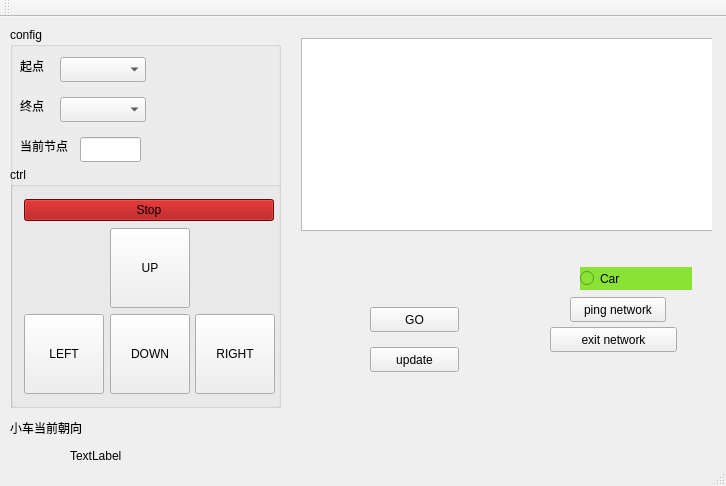
Qt form qt/pc-pro/vision_trace_pc/mainwindow.ui (wifialan/vision_trace) before a commit.
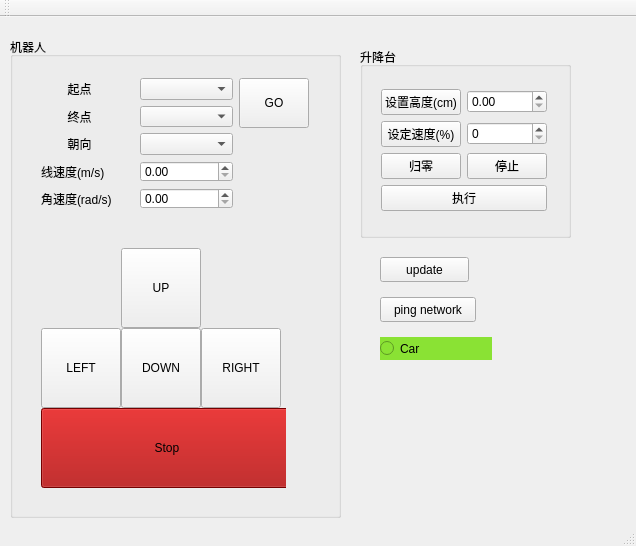
The same form after that commit.

```diff
--- a/qt/pc-pro/vision_trace_pc/mainwindow.ui
+++ b/qt/pc-pro/vision_trace_pc/mainwindow.ui
@@ -6,314 +6,18 @@
    <rect>
     <x>0</x>
     <y>0</y>
-    <width>726</width>
-    <height>486</height>
+    <width>636</width>
+    <height>546</height>
    </rect>
   </property>
   <property name="windowTitle">
    <string>MainWindow</string>
   </property>
   <widget class="QWidget" name="centralWidget">
-   <widget class="QWidget" name="layoutWidget">
-    <property name="geometry">
-     <rect>
-      <x>290</x>
-      <y>10</y>
-      <width>422</width>
-      <height>215</height>
-     </rect>
-    </property>
-    <layout class="QVBoxLayout" name="verticalLayout_4">
-     <item>
-      <widget class="QTextBrowser" name="textBrowser">
-       <property name="minimumSize">
-        <size>
-         <width>420</width>
-         <height>0</height>
-        </size>
-       </property>
-       <property name="readOnly">
-        <bool>false</bool>
-       </property>
-      </widget>
-     </item>
-    </layout>
-   </widget>
-   <widget class="QGroupBox" name="groupBox">
-    <property name="geometry">
-     <rect>
-      <x>10</x>
-      <y>10</y>
-      <width>271</width>
-      <height>381</height>
-     </rect>
-    </property>
-    <property name="title">
-     <string>config</string>
-    </property>
-    <widget class="QGroupBox" name="groupBox_2">
-     <property name="geometry">
-      <rect>
-       <x>0</x>
-       <y>140</y>
-       <width>278</width>
-       <height>243</height>
-      </rect>
-     </property>
-     <property name="title">
-      <string>ctrl</string>
-     </property>
-     <layout class="QVBoxLayout" name="verticalLayout_2">
-      <item>
-       <widget class="QPushButton" name="pushButtonStop">
-        <property name="styleSheet">
-         <string notr="true">background-color: rgb(164, 0, 0);</string>
-        </property>
-        <property name="text">
-         <string>Stop</string>
-        </property>
-        <property name="shortcut">
-         <string>Space</string>
-        </property>
-       </widget>
-      </item>
-      <item>
-       <layout class="QGridLayout" name="gridLayout">
-        <item row="0" column="2">
-         <spacer name="horizontalSpacer_2">
-          <property name="orientation">
-           <enum>Qt::Horizontal</enum>
-          </property>
-          <property name="sizeHint" stdset="0">
-           <size>
-            <width>40</width>
-            <height>20</height>
-           </size>
-          </property>
-         </spacer>
-        </item>
-        <item row="1" column="1">
-         <widget class="QPushButton" name="pushButton_down">
-          <property name="minimumSize">
-           <size>
-            <width>80</width>
-            <height>80</height>
-           </size>
-          </property>
-          <property name="text">
-           <string>DOWN</string>
-          </property>
-          <property name="shortcut">
-           <string>Down</string>
-          </property>
-         </widget>
-        </item>
-        <item row="1" column="0">
-         <widget class="QPushButton" name="pushButton_left">
-          <property name="minimumSize">
-           <size>
-            <width>80</width>
-            <height>80</height>
-           </size>
-          </property>
-          <property name="maximumSize">
-           <size>
-            <width>80</width>
-            <height>80</height>
-           </size>
-          </property>
-          <property name="text">
-           <string>LEFT</string>
-          </property>
-          <property name="shortcut">
-           <string>Left</string>
-          </property>
-         </widget>
-        </item>
-        <item row="0" column="0">
-         <spacer name="horizontalSpacer">
-          <property name="orientation">
-           <enum>Qt::Horizontal</enum>
-          </property>
-          <property name="sizeHint" stdset="0">
-           <size>
-            <width>40</width>
-            <height>20</height>
-           </size>
-          </property>
-         </spacer>
-        </item>
-        <item row="0" column="1">
-         <widget class="QPushButton" name="pushButton_up">
-          <property name="minimumSize">
-           <size>
-            <width>80</width>
-            <height>80</height>
-           </size>
-          </property>
-          <property name="text">
-           <string>UP</string>
-          </property>
-          <property name="shortcut">
-           <string>Up</string>
-          </property>
-         </widget>
-        </item>
-        <item row="1" column="2">
-         <widget class="QPushButton" name="pushButton_right">
-          <property name="minimumSize">
-           <size>
-            <width>80</width>
-            <height>80</height>
-           </size>
-          </property>
-          <property name="maximumSize">
-           <size>
-            <width>80</width>
-            <height>80</height>
-           </size>
-          </property>
-          <property name="text">
-           <string>RIGHT</string>
-          </property>
-          <property name="shortcut">
-           <string>Right</string>
-          </property>
-         </widget>
-        </item>
-        <item row="0" column="3">
-         <layout class="QVBoxLayout" name="verticalLayout_3"/>
-        </item>
-       </layout>
-      </item>
-     </layout>
-    </widget>
-    <widget class="QLabel" name="label_3">
-     <property name="geometry">
-      <rect>
-       <x>10</x>
-       <y>30</y>
-       <width>31</width>
-       <height>17</height>
-      </rect>
-     </property>
-     <property name="text">
-      <string>起点</string>
-     </property>
-    </widget>
-    <widget class="QLabel" name="label_4">
-     <property name="geometry">
-      <rect>
-       <x>10</x>
-       <y>70</y>
-       <width>31</width>
-       <height>17</height>
-      </rect>
-     </property>
-     <property name="text">
-      <string>终点</string>
-     </property>
-    </widget>
-    <widget class="QComboBox" name="comboBox_start_node">
-     <property name="geometry">
-      <rect>
-       <x>50</x>
-       <y>30</y>
-       <width>86</width>
-       <height>25</height>
-      </rect>
-     </property>
-    </widget>
-    <widget class="QComboBox" name="comboBox_stop_node">
-     <property name="geometry">
-      <rect>
-       <x>50</x>
-       <y>70</y>
-       <width>86</width>
-       <height>25</height>
-      </rect>
-     </property>
-    </widget>
-    <widget class="QLabel" name="label_5">
-     <property name="geometry">
-      <rect>
-       <x>10</x>
-       <y>110</y>
-       <width>71</width>
-       <height>17</height>
-      </rect>
-     </property>
-     <property name="text">
-      <string>当前节点</string>
-     </property>
-    </widget>
-    <widget class="QLineEdit" name="lineEdit_current_node">
-     <property name="geometry">
-      <rect>
-       <x>70</x>
-       <y>110</y>
-       <width>61</width>
-       <height>25</height>
-      </rect>
-     </property>
-    </widget>
-   </widget>
-   <widget class="QLabel" name="label">
-    <property name="geometry">
-     <rect>
-      <x>70</x>
-      <y>430</y>
-      <width>67</width>
-      <height>17</height>
-     </rect>
-    </property>
-    <property name="text">
-     <string>TextLabel</string>
-    </property>
-   </widget>
-   <widget class="QLabel" name="label_2">
-    <property name="geometry">
-     <rect>
-      <x>10</x>
-      <y>400</y>
-      <width>101</width>
-      <height>21</height>
-     </rect>
-    </property>
-    <property name="text">
-     <string>小车当前朝向</string>
-    </property>
-   </widget>
-   <widget class="QLabel" name="label_direction">
-    <property name="geometry">
-     <rect>
-      <x>110</x>
-      <y>400</y>
-      <width>67</width>
-      <height>21</height>
-     </rect>
-    </property>
-    <property name="text">
-     <string/>
-    </property>
-   </widget>
-   <widget class="QPushButton" name="pushButton_discon_net">
-    <property name="geometry">
-     <rect>
-      <x>550</x>
-      <y>310</y>
-      <width>127</width>
-      <height>25</height>
-     </rect>
-    </property>
-    <property name="text">
-     <string>exit network</string>
-    </property>
-   </widget>
    <widget class="QPushButton" name="pushButton_con_net">
     <property name="geometry">
      <rect>
-      <x>570</x>
+      <x>380</x>
       <y>280</y>
       <width>96</width>
       <height>25</height>
@@ -326,8 +30,8 @@
    <widget class="QRadioButton" name="radioButtonCar">
     <property name="geometry">
      <rect>
-      <x>580</x>
-      <y>250</y>
+      <x>380</x>
+      <y>320</y>
       <width>112</width>
       <height>23</height>
      </rect>
@@ -345,24 +49,11 @@
      <bool>false</bool>
     </property>
    </widget>
-   <widget class="QPushButton" name="pushButton_go">
-    <property name="geometry">
-     <rect>
-      <x>370</x>
-      <y>290</y>
-      <width>89</width>
-      <height>25</height>
-     </rect>
-    </property>
-    <property name="text">
-     <string>GO</string>
-    </property>
-   </widget>
    <widget class="QPushButton" name="pushButton_update">
     <property name="geometry">
      <rect>
-      <x>370</x>
-      <y>330</y>
+      <x>380</x>
+      <y>240</y>
       <width>89</width>
       <height>25</height>
      </rect>
@@ -371,6 +62,335 @@
      <string>update</string>
     </property>
    </widget>
+   <widget class="QGroupBox" name="groupBox">
+    <property name="geometry">
+     <rect>
+      <x>360</x>
+      <y>30</y>
+      <width>211</width>
+      <height>191</height>
+     </rect>
+    </property>
+    <property name="title">
+     <string>升降台</string>
+    </property>
+    <widget class="QWidget" name="gridLayoutWidget">
+     <property name="geometry">
+      <rect>
+       <x>10</x>
+       <y>30</y>
+       <width>188</width>
+       <height>146</height>
+      </rect>
+     </property>
+     <layout class="QGridLayout" name="gridLayout_5">
+      <item row="1" column="0">
+       <layout class="QGridLayout" name="gridLayout_4">
+        <item row="1" column="1">
+         <widget class="QSpinBox" name="spinBox_lifter_speed"/>
+        </item>
+        <item row="0" column="1">
+         <widget class="QDoubleSpinBox" name="doubleSpinBox_lifter_height"/>
+        </item>
+        <item row="1" column="0">
+         <widget class="QPushButton" name="pushButton_lifter_set_speed">
+          <property name="text">
+           <string>设定速度(%)</string>
+          </property>
+         </widget>
+        </item>
+        <item row="2" column="0">
+         <widget class="QPushButton" name="pushButton_lifter_zero">
+          <property name="text">
+           <string>归零</string>
+          </property>
+         </widget>
+        </item>
+        <item row="2" column="1">
+         <widget class="QPushButton" name="pushButton_lifter_stop">
+          <property name="text">
+           <string>停止</string>
+          </property>
+         </widget>
+        </item>
+        <item row="0" column="0">
+         <widget class="QPushButton" name="pushButton_lifter_set_height">
+          <property name="text">
+           <string>设置高度(cm)</string>
+          </property>
+         </widget>
+        </item>
+        <item row="3" column="0" colspan="2">
+         <widget class="QPushButton" name="pushButton_lifter_excute">
+          <property name="text">
+           <string>执行</string>
+          </property>
+         </widget>
+        </item>
+       </layout>
+      </item>
+     </layout>
+    </widget>
+   </widget>
+   <widget class="QGroupBox" name="groupBox_3">
+    <property name="geometry">
+     <rect>
+      <x>10</x>
+      <y>20</y>
+      <width>331</width>
+      <height>481</height>
+     </rect>
+    </property>
+    <property name="title">
+     <string>机器人</string>
+    </property>
+    <widget class="QWidget" name="">
+     <property name="geometry">
+      <rect>
+       <x>20</x>
+       <y>30</y>
+       <width>290</width>
+       <height>153</height>
+      </rect>
+     </property>
+     <layout class="QGridLayout" name="gridLayout_2">
+      <item row="0" column="0">
+       <widget class="QLabel" name="label_13">
+        <property name="text">
+         <string>        起点</string>
+        </property>
+       </widget>
+      </item>
+      <item row="0" column="1">
+       <widget class="QComboBox" name="comboBox_start_node"/>
+      </item>
+      <item row="0" column="2" rowspan="2">
+       <widget class="QPushButton" name="pushButton_go">
+        <property name="minimumSize">
+         <size>
+          <width>70</width>
+          <height>50</height>
+         </size>
+        </property>
+        <property name="maximumSize">
+         <size>
+          <width>70</width>
+          <height>50</height>
+         </size>
+        </property>
+        <property name="text">
+         <string>GO</string>
+        </property>
+       </widget>
+      </item>
+      <item row="1" column="0">
+       <widget class="QLabel" name="label_9">
+        <property name="text">
+         <string>        终点</string>
+        </property>
+       </widget>
+      </item>
+      <item row="1" column="1">
+       <widget class="QComboBox" name="comboBox_stop_node"/>
+      </item>
+      <item row="2" column="0">
+       <widget class="QLabel" name="label_12">
+        <property name="text">
+         <string>        朝向</string>
+        </property>
+       </widget>
+      </item>
+      <item row="2" column="1">
+       <widget class="QComboBox" name="comboBox_direction"/>
+      </item>
+      <item row="3" column="0">
+       <widget class="QLabel" name="label_8">
+        <property name="text">
+         <string>线速度(m/s)</string>
+        </property>
+       </widget>
+      </item>
+      <item row="3" column="1">
+       <widget class="QDoubleSpinBox" name="doubleSpinBox_line_speed">
+        <property name="decimals">
+         <number>2</number>
+        </property>
+        <property name="singleStep">
+         <double>0.010000000000000</double>
+        </property>
+        <property name="value">
+         <double>0.000000000000000</double>
+        </property>
+       </widget>
+      </item>
+      <item row="4" column="0">
+       <widget class="QLabel" name="label_11">
+        <property name="text">
+         <string>角速度(rad/s)</string>
+        </property>
+       </widget>
+      </item>
+      <item row="4" column="1">
+       <widget class="QDoubleSpinBox" name="doubleSpinBox_angular_speed"/>
+      </item>
+     </layout>
+    </widget>
+    <widget class="QWidget" name="gridLayoutWidget_3">
+     <property name="geometry">
+      <rect>
+       <x>20</x>
+       <y>200</y>
+       <width>256</width>
+       <height>256</height>
+      </rect>
+     </property>
+     <layout class="QGridLayout" name="gridLayout_7">
+      <item row="0" column="0">
+       <layout class="QGridLayout" name="gridLayout_3">
+        <item row="0" column="0">
+         <spacer name="horizontalSpacer">
+          <property name="orientation">
+           <enum>Qt::Horizontal</enum>
+          </property>
+          <property name="sizeHint" stdset="0">
+           <size>
+            <width>80</width>
+            <height>80</height>
+           </size>
+          </property>
+         </spacer>
+        </item>
+        <item row="0" column="1">
+         <widget class="QPushButton" name="pushButton_up">
+          <property name="minimumSize">
+           <size>
+            <width>80</width>
+            <height>80</height>
+           </size>
+          </property>
+          <property name="maximumSize">
+           <size>
+            <width>80</width>
+            <height>80</height>
+           </size>
+          </property>
+          <property name="text">
+           <string>UP</string>
+          </property>
+          <property name="shortcut">
+           <string>Up</string>
+          </property>
+         </widget>
+        </item>
+        <item row="0" column="2">
+         <spacer name="horizontalSpacer_2">
+          <property name="orientation">
+           <enum>Qt::Horizontal</enum>
+          </property>
+          <property name="sizeHint" stdset="0">
+           <size>
+            <width>80</width>
+            <height>80</height>
+           </size>
+          </property>
+         </spacer>
+        </item>
+        <item row="1" column="0">
+         <widget class="QPushButton" name="pushButton_left">
+          <property name="minimumSize">
+           <size>
+            <width>80</width>
+            <height>80</height>
+           </size>
+          </property>
+          <property name="maximumSize">
+           <size>
+            <width>80</width>
+            <height>80</height>
+           </size>
+          </property>
+          <property name="text">
+           <string>LEFT</string>
+          </property>
+          <property name="shortcut">
+           <string>Left</string>
+          </property>
+         </widget>
+        </item>
+        <item row="1" column="1">
+         <widget class="QPushButton" name="pushButton_down">
+          <property name="minimumSize">
+           <size>
+            <width>80</width>
+            <height>80</height>
+           </size>
+          </property>
+          <property name="maximumSize">
+           <size>
+            <width>80</width>
+            <height>80</height>
+           </size>
+          </property>
+          <property name="text">
+           <string>DOWN</string>
+          </property>
+          <property name="shortcut">
+           <string>Down</string>
+          </property>
+         </widget>
+        </item>
+        <item row="1" column="2">
+         <widget class="QPushButton" name="pushButton_right">
+          <property name="minimumSize">
+           <size>
+            <width>80</width>
+            <height>80</height>
+           </size>
+          </property>
+          <property name="maximumSize">
+           <size>
+            <width>80</width>
+            <height>80</height>
+           </size>
+          </property>
+          <property name="text">
+           <string>RIGHT</string>
+          </property>
+          <property name="shortcut">
+           <string>Right</string>
+          </property>
+         </widget>
+        </item>
+        <item row="2" column="0" colspan="3">
+         <widget class="QPushButton" name="pushButtonStop">
+          <property name="minimumSize">
+           <size>
+            <width>252</width>
+            <height>80</height>
+           </size>
+          </property>
+          <property name="maximumSize">
+           <size>
+            <width>184</width>
+            <height>80</height>
+           </size>
+          </property>
+          <property name="styleSheet">
+           <string notr="true">background-color: rgb(164, 0, 0);</string>
+          </property>
+          <property name="text">
+           <string>Stop</string>
+          </property>
+          <property name="shortcut">
+           <string>Space</string>
+          </property>
+         </widget>
+        </item>
+       </layout>
+      </item>
+     </layout>
+    </widget>
+   </widget>
   </widget>
   <widget class="QMenuBar" name="menuBar">
    <property name="geometry">
```
Left out of the diff: 2 changed lines with no effect on the pictures.
